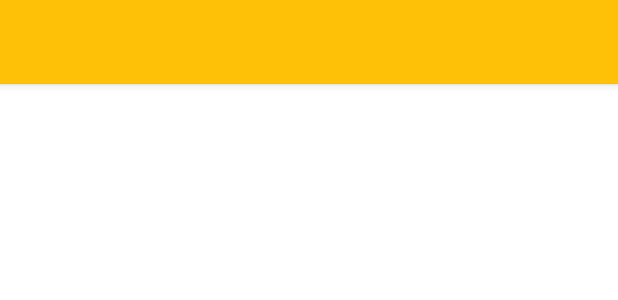
After one commit to ChristophS123/Prinzkoch, an Android app: the layout app_bar_logged_in.xml on its own in the app's theme, with its tools: preview values and no code run, on a phone screen of 412 x 824 dp. The commit adds this screen. Shown: the top 300 px of the screen. Run offline under Robolectric (Android 15) with nearby library versions, the phone set to English and light mode, and no system bars.

Commit message:
logged in navigation and sign out added

```diff
--- a/app/src/main/java/de/christoph/prinzkoch/RegisterActivity.kt
+++ b/app/src/main/java/de/christoph/prinzkoch/RegisterActivity.kt
@@ -44,15 +44,18 @@ class RegisterActivity : BaseActivity() {
         }
         if(!validateForm(name, email, password))
             return
+        showProgressDialog(resources.getString(R.string.please_wait))
         auth.createUserWithEmailAndPassword(email, password)
             .addOnCompleteListener { task ->
+                hideProgressDialog()
                 if(task.isSuccessful) {
                     Toast.makeText(
                         this,
                         "Willkommen $name, du bist nun Registriert",
                         Toast.LENGTH_LONG
                     ).show()
-                    startActivity(Intent(this@RegisterActivity, LoggedInMainActivity::class.java))
+                    startActivity(Intent(this@RegisterActivity, MainActivity::class.java))
+                    auth.signOut()
                     finish()
                 } else {
                     showErrorSnackbar("Du konntest nicht registriert werden.")
--- /dev/null
+++ b/app/src/main/res/layout/app_bar_logged_in.xml
@@ -0,0 +1,24 @@
+<?xml version="1.0" encoding="utf-8"?>
+<androidx.coordinatorlayout.widget.CoordinatorLayout xmlns:android="http://schemas.android.com/apk/res/android"
+    android:layout_width="match_parent"
+    android:layout_height="match_parent"
+    xmlns:app="http://schemas.android.com/apk/res-auto">
+
+    <com.google.android.material.appbar.AppBarLayout
+        android:layout_width="match_parent"
+        android:theme="@style/Theme.Prinzkoch.AppBarOverlay"
+        android:layout_height="wrap_content">
+
+        <androidx.appcompat.widget.Toolbar
+            android:layout_width="match_parent"
+            app:titleTextColor="@color/white"
+            android:id="@+id/toolbar_logged_in_activity"
+            app:popupTheme="@style/Theme.Prinzkoch.PopUpOverlay"
+            android:layout_height="?attr/actionBarSize">
+        </androidx.appcompat.widget.Toolbar>
+
+    </com.google.android.material.appbar.AppBarLayout>
+
+    <include layout="@layout/content_logged_in"></include>
+
+</androidx.coordinatorlayout.widget.CoordinatorLayout>
--- /dev/null
+++ b/app/src/main/res/layout/content_logged_in.xml
@@ -0,0 +1,6 @@
+<?xml version="1.0" encoding="utf-8"?>
+<androidx.constraintlayout.widget.ConstraintLayout xmlns:android="http://schemas.android.com/apk/res/android"
+    android:layout_width="match_parent"
+    android:layout_height="match_parent">
+
+</androidx.constraintlayout.widget.ConstraintLayout>
--- a/app/src/main/res/values/dimens.xml
+++ b/app/src/main/res/values/dimens.xml
@@ -16,4 +16,5 @@
     <dimen name="progress_bar_size">30dp</dimen>
     <dimen name="progress_text_marginStart">8dp</dimen>
     <dimen name="progress_text_size">16sp</dimen>
+    <dimen name="nav_header_logged_in_margin_button">8dp</dimen>
 </resources>
```
Also changed, not shown: app/src/main/java/de/christoph/prinzkoch/LoggedInMainActivity.kt (+51 -1 lines), app/src/main/res/layout/activity_logged_in_main.xml (+21 -2 lines), app/src/main/res/layout/nav_header_logged_in.xml (added, +29 -0 lines).
